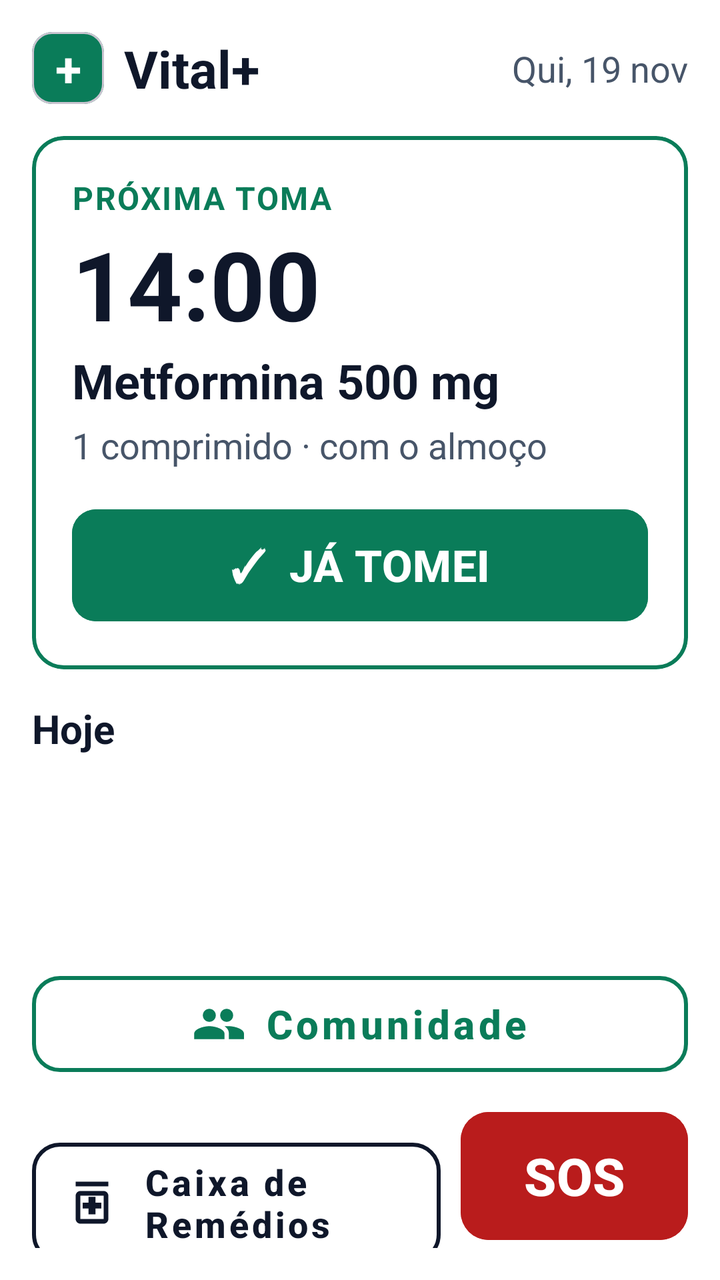
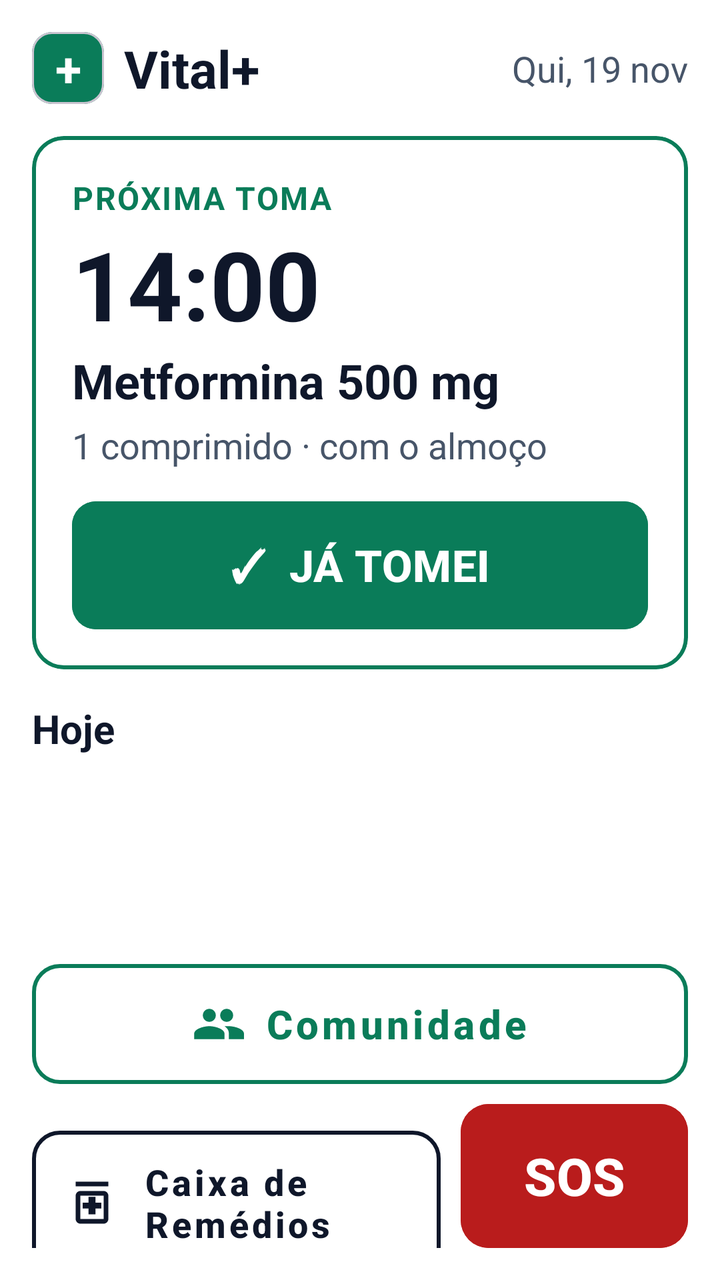

An Android layout rendered at two revisions. The XML below is the earlier revision; the diff shows what the commit changed to produce the second picture.
<!-- AndroidManifest.xml: application theme Theme.Vital -->
<!-- res/layout/activity_main.xml -->
<?xml version="1.0" encoding="utf-8"?>
<androidx.constraintlayout.widget.ConstraintLayout
    xmlns:android="http://schemas.android.com/apk/res/android"
    xmlns:app="http://schemas.android.com/apk/res-auto"
    xmlns:tools="http://schemas.android.com/tools"
    android:id="@+id/main"
    android:layout_width="match_parent"
    android:layout_height="match_parent"
    android:background="@color/white"
    android:padding="@dimen/margin_standard"
    tools:context=".MainActivity">

    
    <com.google.android.material.card.MaterialCardView
        android:id="@+id/cardLogoIcon"
        android:layout_width="36dp"
        android:layout_height="36dp"
        app:cardBackgroundColor="@color/vital_green"
        app:cardCornerRadius="10dp"
        app:cardElevation="0dp"
        app:layout_constraintStart_toStartOf="parent"
        app:layout_constraintTop_toTopOf="parent">

        <TextView
            android:layout_width="match_parent"
            android:layout_height="match_parent"
            android:gravity="center"
            android:text="+"
            android:textColor="@color/white"
            android:textSize="24sp"
            android:textStyle="bold" />
    </com.google.android.material.card.MaterialCardView>

    <TextView
        android:id="@+id/tvLogo"
        android:layout_width="wrap_content"
        android:layout_height="wrap_content"
        android:layout_marginStart="10dp"
        android:text="Vital+"
        android:textColor="@color/vital_navy"
        android:textSize="26sp"
        android:textStyle="bold"
        app:layout_constraintBottom_toBottomOf="@+id/cardLogoIcon"
        app:layout_constraintStart_toEndOf="@+id/cardLogoIcon"
        app:layout_constraintTop_toTopOf="@+id/cardLogoIcon" />

    <TextView
        android:id="@+id/tvDataHoje"
        android:layout_width="wrap_content"
        android:layout_height="wrap_content"
        android:text="Qui, 19 nov"
        android:textColor="@color/vital_gray"
        android:textSize="18sp"
        app:layout_constraintBottom_toBottomOf="@+id/cardLogoIcon"
        app:layout_constraintEnd_toEndOf="parent"
        app:layout_constraintTop_toTopOf="@+id/cardLogoIcon" />

    
    <com.google.android.material.card.MaterialCardView
        android:id="@+id/cardProximaToma"
        android:layout_width="0dp"
        android:layout_height="wrap_content"
        android:layout_marginTop="16dp"
        app:cardBackgroundColor="@color/white"
        app:cardCornerRadius="16dp"
        app:cardElevation="0dp"
        app:strokeColor="@color/vital_green"
        app:strokeWidth="2dp"
        app:layout_constraintEnd_toEndOf="parent"
        app:layout_constraintStart_toStartOf="parent"
        app:layout_constraintTop_toBottomOf="@+id/cardLogoIcon">

        <LinearLayout
            android:layout_width="match_parent"
            android:layout_height="wrap_content"
            android:orientation="vertical"
            android:padding="20dp">

            <TextView
                android:layout_width="wrap_content"
                android:layout_height="wrap_content"
                android:letterSpacing="0.05"
                android:text="PRÓXIMA TOMA"
                android:textColor="@color/vital_green"
                android:textSize="16sp"
                android:textStyle="bold" />

            <TextView
                android:id="@+id/tvHoraToma"
                android:layout_width="wrap_content"
                android:layout_height="wrap_content"
                android:text="14:00"
                android:textColor="@color/vital_navy"
                android:textSize="@dimen/text_size_hero"
                android:textStyle="bold" />

            <TextView
                android:id="@+id/tvNomeRemedio"
                android:layout_width="wrap_content"
                android:layout_height="wrap_content"
                android:text="Metformina 500 mg"
                android:textColor="@color/vital_navy"
                android:textSize="24sp"
                android:textStyle="bold" />

            <TextView
                android:id="@+id/tvInstrucaoRemedio"
                android:layout_width="wrap_content"
                android:layout_height="wrap_content"
                android:layout_marginTop="4dp"
                android:text="1 comprimido · com o almoço"
                android:textColor="@color/vital_gray"
                android:textSize="18sp" />

            <com.google.android.material.button.MaterialButton
                android:id="@+id/btnJaTomeiDashboard"
                android:layout_width="match_parent"
                android:layout_height="wrap_content"
                android:layout_marginTop="16dp"
                android:backgroundTint="@color/vital_green"
                android:minHeight="@dimen/min_touch_target_height"
                android:text="✓  JÁ TOMEI"
                android:textColor="@color/white"
                android:textSize="22sp"
                android:textStyle="bold"
                app:cornerRadius="12dp" />
        </LinearLayout>
    </com.google.android.material.card.MaterialCardView>

    
    <TextView
        android:id="@+id/tvTituloHoje"
        android:layout_width="wrap_content"
        android:layout_height="wrap_content"
        android:layout_marginTop="16dp"
        android:text="Hoje"
        android:textColor="@color/vital_navy"
        android:textSize="20sp"
        android:textStyle="bold"
        app:layout_constraintStart_toStartOf="parent"
        app:layout_constraintTop_toBottomOf="@+id/cardProximaToma" />

    <androidx.recyclerview.widget.RecyclerView
        android:id="@+id/rvTomasHoje"
        android:layout_width="0dp"
        android:layout_height="0dp"
        android:layout_marginTop="4dp"
        android:layout_marginBottom="12dp"
        tools:listitem="@layout/item_toma_hoje"
        app:layout_constraintBottom_toTopOf="@+id/btnComunidade"
        app:layout_constraintEnd_toEndOf="parent"
        app:layout_constraintStart_toStartOf="parent"
        app:layout_constraintTop_toBottomOf="@+id/tvTituloHoje" />

    
    <com.google.android.material.button.MaterialButton
        android:id="@+id/btnComunidade"
        style="@style/Widget.MaterialComponents.Button.OutlinedButton"
        android:layout_width="0dp"
        android:layout_height="wrap_content"
        android:layout_marginBottom="10dp"
        android:minHeight="60dp"
        android:text="Comunidade"
        android:textAllCaps="false"
        android:textColor="@color/vital_green"
        android:textSize="20sp"
        android:textStyle="bold"
        app:cornerRadius="14dp"
        app:icon="@drawable/ic_community"
        app:iconGravity="textStart"
        app:iconPadding="10dp"
        app:iconSize="26dp"
        app:iconTint="@color/vital_green"
        app:strokeColor="@color/vital_green"
        app:strokeWidth="2dp"
        app:layout_constraintBottom_toTopOf="@+id/layoutBotoesInferiores"
        app:layout_constraintEnd_toEndOf="parent"
        app:layout_constraintStart_toStartOf="parent" />

    
    <LinearLayout
        android:id="@+id/layoutBotoesInferiores"
        android:layout_width="0dp"
        android:layout_height="wrap_content"
        android:orientation="horizontal"
        app:layout_constraintBottom_toBottomOf="parent"
        app:layout_constraintEnd_toEndOf="parent"
        app:layout_constraintStart_toStartOf="parent">

        <com.google.android.material.button.MaterialButton
            android:id="@+id/btnAbrirCaixa"
            style="@style/Widget.MaterialComponents.Button.OutlinedButton"
            android:layout_width="0dp"
            android:layout_height="72dp"
            android:layout_marginEnd="10dp"
            android:layout_weight="1.8"
            android:gravity="start|center_vertical"
            android:text="Caixa de\nRemédios"
            android:textAllCaps="false"
            android:textColor="@color/vital_navy"
            android:textSize="18sp"
            android:textStyle="bold"
            app:cornerRadius="14dp"
            app:icon="@drawable/ic_medication"
            app:iconPadding="12dp"
            app:iconSize="28dp"
            app:iconTint="@color/vital_navy"
            app:strokeColor="@color/vital_navy"
            app:strokeWidth="2dp" />

        <com.google.android.material.button.MaterialButton
            android:id="@+id/btnSos"
            android:layout_width="0dp"
            android:layout_height="72dp"
            android:layout_weight="1"
            android:backgroundTint="@color/vital_red"
            android:text="SOS"
            android:textColor="@color/white"
            android:textSize="26sp"
            android:textStyle="bold"
            app:cornerRadius="14dp" />
    </LinearLayout>

</androidx.constraintlayout.widget.ConstraintLayout>
<!-- res/layout/item_toma_hoje.xml (included above) -->
<?xml version="1.0" encoding="utf-8"?>
<LinearLayout
    xmlns:android="http://schemas.android.com/apk/res/android"
    android:layout_width="match_parent"
    android:layout_height="wrap_content"
    android:orientation="vertical"
    android:background="@color/white">

    <LinearLayout
        android:layout_width="match_parent"
        android:layout_height="wrap_content"
        android:gravity="center_vertical"
        android:orientation="horizontal"
        android:paddingVertical="12dp">

        <TextView
            android:id="@+id/tvHojeHora"
            android:layout_width="wrap_content"
            android:layout_height="wrap_content"
            android:minWidth="64dp"
            android:text="08:00"
            android:textColor="@color/vital_navy"
            android:textSize="@dimen/text_size_normal"
            android:textStyle="bold" />

        <TextView
            android:id="@+id/tvHojeNome"
            android:layout_width="0dp"
            android:layout_height="wrap_content"
            android:layout_marginHorizontal="8dp"
            android:layout_weight="1"
            android:text="Ramipril 5 mg"
            android:textColor="@color/vital_navy"
            android:textSize="18sp" />

        <TextView
            android:id="@+id/tvHojeEstado"
            android:layout_width="wrap_content"
            android:layout_height="wrap_content"
            android:text="✓ Tomado"
            android:textColor="@color/vital_green"
            android:textSize="16sp"
            android:textStyle="bold" />
    </LinearLayout>

    
    <View
        android:layout_width="match_parent"
        android:layout_height="1dp"
        android:background="@color/vital_divider" />

</LinearLayout>
<!-- resources referenced by this layout -->
<resources>
  <color name="vital_divider">#E2E8F0</color>
  <color name="vital_gray">#475569</color>
  <color name="vital_green">#0A7C59</color>
  <color name="vital_navy">#0F172A</color>
  <color name="vital_red">#B91C1C</color>
  <color name="white">#FFFFFF</color>
  <dimen name="margin_standard">16dp</dimen>
  <dimen name="min_touch_target_height">64dp</dimen>
  <dimen name="text_size_hero">48sp</dimen>
  <dimen name="text_size_normal">20sp</dimen>
  <!-- drawable ic_community (drawable) -->
  <vector xmlns:android="http://schemas.android.com/apk/res/android"
      android:width="24dp"
      android:height="24dp"
      android:viewportWidth="24"
      android:viewportHeight="24">
    <path
        android:fillColor="#FF000000"
        android:pathData="M16,11c1.66,0 2.99,-1.34 2.99,-3S17.66,5 16,5s-3,1.34 -3,3 1.34,3 3,3zM8,11c1.66,0 2.99,-1.34 2.99,-3S9.66,5 8,5 5,6.34 5,8s1.34,3 3,3zM8,13c-2.33,0 -7,1.17 -7,3.5V19h14v-2.5c0,-2.33 -4.67,-3.5 -7,-3.5zM16,13c-0.29,0 -0.62,0.02 -0.97,0.05C16.28,13.93 17,14.83 17,16.5V19h7v-2.5c0,-2.33 -4.67,-3.5 -7,-3.5z"/>
  </vector>
  <!-- drawable ic_medication (drawable) -->
  <vector xmlns:android="http://schemas.android.com/apk/res/android"
      android:width="24dp"
      android:height="24dp"
      android:viewportWidth="24"
      android:viewportHeight="24">
    <path
        android:fillColor="#FF000000"
        android:pathData="M19,3H5v2h14V3zM17,7H7c-1.1,0 -2,0.9 -2,2v10c0,1.1 0.9,2 2,2h10c1.1,0 2,-0.9 2,-2V9C19,7.9 18.1,7 17,7zM17,19H7V9h10V19zM10.5,17v-2.5H8V12h2.5V9.5h3V12H16v2.5h-2.5V17H10.5z"/>
  </vector>
  <style name="Theme.Vital" parent="Base.Theme.Vital" />
  <style name="Base.Theme.Vital" parent="Theme.Material3.DayNight.NoActionBar">
          
          
      </style>
</resources>

<!-- the commit's change to res/layout/activity_main.xml (unified diff, before → after) -->
@@ -115,6 +115,8 @@
             <com.google.android.material.button.MaterialButton
                 android:id="@+id/btnJaTomeiDashboard"
                 android:layout_width="match_parent"
+                android:insetTop="0dp"
+                android:insetBottom="0dp"
                 android:layout_height="wrap_content"
                 android:layout_marginTop="16dp"
                 android:backgroundTint="@color/vital_green"
@@ -157,6 +159,8 @@
         android:id="@+id/btnComunidade"
         style="@style/Widget.MaterialComponents.Button.OutlinedButton"
         android:layout_width="0dp"
+        android:insetTop="0dp"
+        android:insetBottom="0dp"
         android:layout_height="wrap_content"
         android:layout_marginBottom="10dp"
         android:minHeight="60dp"
@@ -191,6 +195,8 @@
             android:id="@+id/btnAbrirCaixa"
             style="@style/Widget.MaterialComponents.Button.OutlinedButton"
             android:layout_width="0dp"
+            android:insetTop="0dp"
+            android:insetBottom="0dp"
             android:layout_height="72dp"
             android:layout_marginEnd="10dp"
             android:layout_weight="1.8"
@@ -211,6 +217,8 @@
         <com.google.android.material.button.MaterialButton
             android:id="@+id/btnSos"
             android:layout_width="0dp"
+            android:insetTop="0dp"
+            android:insetBottom="0dp"
             android:layout_height="72dp"
             android:layout_weight="1"
             android:backgroundTint="@color/vital_red"
